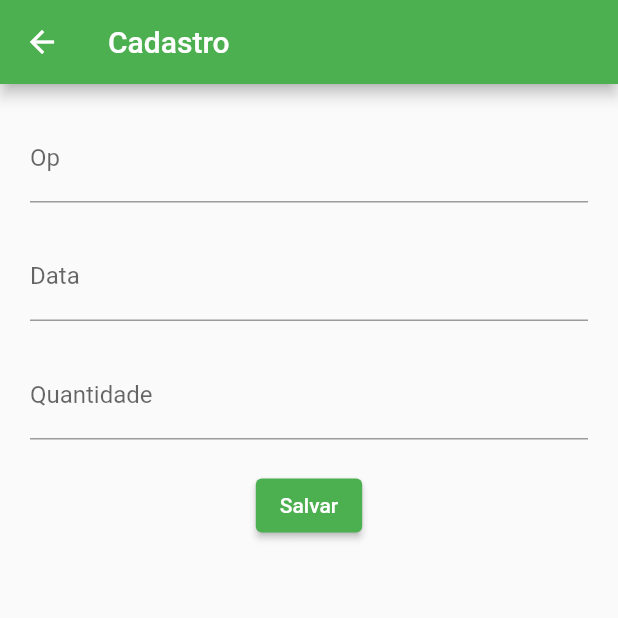
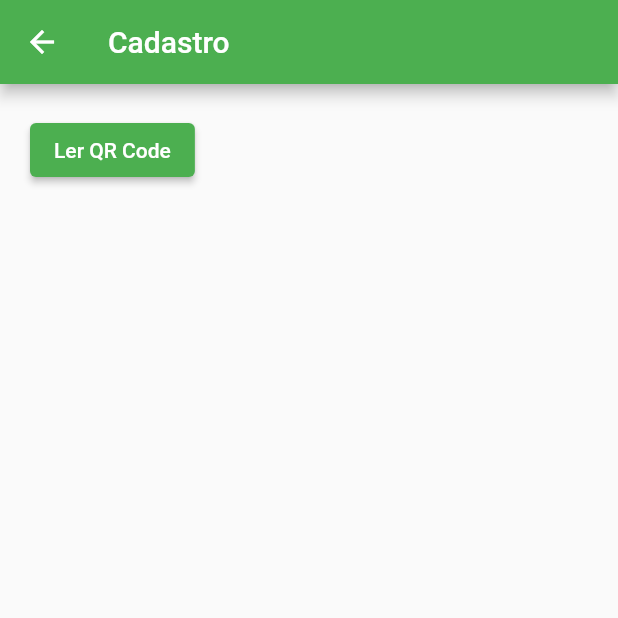
Before and after one commit to JoaoGabrielMata/ProjetoAA, a Flutter app: the screen it shows after launch, after a tap on "Cadastro", on a phone screen of 412 x 824 dp, the top half of it. Run offline on Flutter 3.47's test engine with Material 2 defaults, Android fonts, the phone set to English and light mode, and no system bars; missing offline and left inert: qr_code_scanner.

Commit message:
Espero que não dê erro

```diff
--- a/Aplicativo/Projeto/AA/flutter_application_1/lib/main.dart
+++ b/Aplicativo/Projeto/AA/flutter_application_1/lib/main.dart
@@ -1,5 +1,6 @@
 import 'package:flutter/material.dart';
 import 'package:http/http.dart' as http;
+import 'package:qr_code_scanner/qr_code_scanner.dart';
 
 void main() {
   runApp(MyApp());
@@ -69,7 +70,7 @@ class HomePage extends StatelessWidget {
             ),
             SizedBox(height: 20),
             // Botão para navegar para a página de teste
-            ElevatedButtaon(
+            ElevatedButton(
               child: Text('Testar'),
               onPressed: () {
                 Navigator.push(
@@ -86,20 +87,20 @@ class HomePage extends StatelessWidget {
 }
 
 class CadastroPage extends StatelessWidget {
-  final TextEditingController opController = TextEditingController();
-  final TextEditingController dataController = TextEditingController();
-  final TextEditingController quantidadeController = TextEditingController();
+  void _lerQRCode(BuildContext context) async {
+    String qrCode = await FlutterBarcodeScanner.scanBarcode(
+      '#00FF00', // Cor personalizada para a animação do scanner
+      'Cancelar', // Texto do botão de cancelamento
+      true, // Mostrar flash para leitura do código QR
+      ScanMode.QR, // Modo de leitura do código QR
+    );
 
-  void _salvarDados(BuildContext context) {
-    // Lógica para salvar os dados
-
-    // Exibindo a mensagem de salvo
     showDialog(
       context: context,
       builder: (BuildContext context) {
         return AlertDialog(
-          title: Text('Dados Salvos'),
-          content: Text('Os dados foram salvos com sucesso.'),
+          title: Text('Informações do QR Code'),
+          content: Text('QR Code lido: $qrCode'),
           actions: [
             ElevatedButton(
               child: Text('OK'),
@@ -123,31 +124,10 @@ class CadastroPage extends StatelessWidget {
         padding: EdgeInsets.all(20),
         child: Column(
           children: [
-            TextField(
-              controller: opController,
-              decoration: InputDecoration(
-                labelText: 'Op',
-              ),
-            ),
-            SizedBox(height: 20),
-            TextField(
-              controller: dataController,
-              decoration: InputDecoration(
-                labelText: 'Data',
-              ),
-            ),
-            SizedBox(height: 20),
-            TextField(
-              controller: quantidadeController,
-              decoration: InputDecoration(
-                labelText: 'Quantidade',
-              ),
-            ),
-            SizedBox(height: 20),
             ElevatedButton(
-              child: Text('Salvar'),
+              child: Text('Ler QR Code'),
               onPressed: () {
-                _salvarDados(context);
+                _lerQRCode(context);
               },
             ),
           ],
--- a/Aplicativo/Projeto/AA/flutter_application_1/pubspec.yaml
+++ b/Aplicativo/Projeto/AA/flutter_application_1/pubspec.yaml
@@ -9,6 +9,7 @@ environment:
 dependencies:
   flutter:
     sdk: flutter
+    qr_code_scanner: ^1.0.1
 
 dev_dependencies:
   flutter_test:
```
